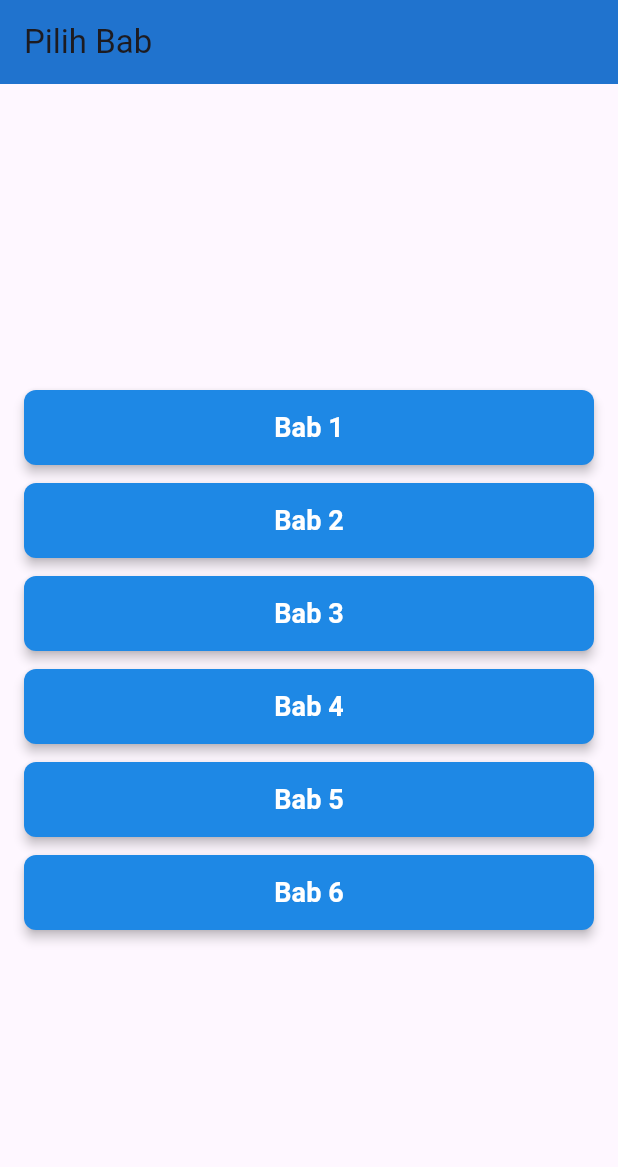
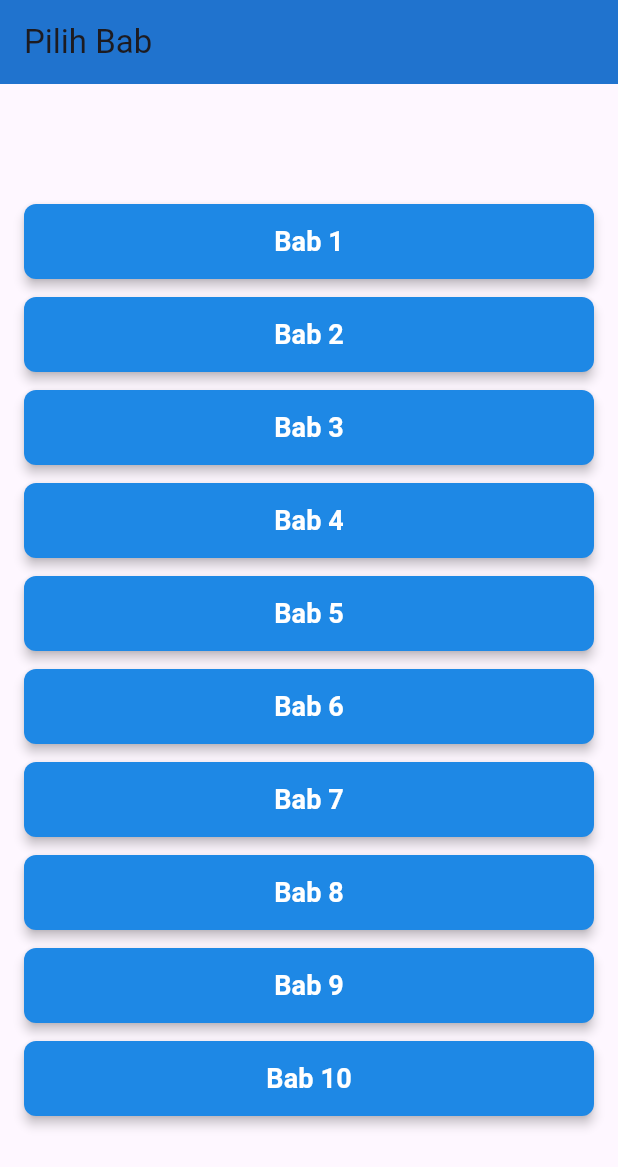
Before and after one commit to Dzikyu01/belajar_flutter, a Flutter app: the screen it shows after launch, on a phone screen of 412 x 824 dp. Shown: the top 1167 px of the screen. Run offline on Flutter 3.47's test engine with Material 3 defaults, Android fonts, the phone set to English and light mode, and no system bars.

Commit message:
Files Added 0.35

```diff
--- a/belajar/lib/main.dart
+++ b/belajar/lib/main.dart
@@ -6,6 +6,10 @@ import 'page/bab_3.dart' as bab3;
 import 'page/bab_4.dart' as bab4;
 import 'page/bab_5_isi.dart' as bab5;
 import 'Page/bab_6.dart' as bab6;
+import 'page/bab_7.dart' as bab7;
+import 'page/bab_8.dart' as bab8;
+import 'page/bab_9.dart' as bab9;
+import 'page/bab_10.dart' as bab10;
 
 void main() {
   runApp(const MyApp());
@@ -149,6 +153,14 @@ class _BabSelectorState extends State<BabSelector> {
                     _buildBabButton(context, 'Bab 5', () => bab5.Bab5()),
                     const SizedBox(height: 12),
                     _buildBabButton(context, 'Bab 6', () => bab6.Bab6()),
+                    const SizedBox(height: 12),
+                    _buildBabButton(context, 'Bab 7', () => bab7.Bab7()),
+                    const SizedBox(height: 12),
+                    _buildBabButton(context, 'Bab 8', () => bab8.Bab8()),
+                    const SizedBox(height: 12),
+                    _buildBabButton(context, 'Bab 9', () => bab9.Bab9()),
+                    const SizedBox(height: 12),
+                    _buildBabButton(context, 'Bab 10', () => bab10.Bab10()),
                   ],
                 ),
               ),
```
Also changed, not shown: belajar/lib/Page/bab_10.dart (added, +19 -0 lines), belajar/lib/Page/bab_7.dart (added, +19 -0 lines), belajar/lib/Page/bab_8.dart (added, +19 -0 lines), belajar/lib/Page/bab_9.dart (added, +19 -0 lines).
